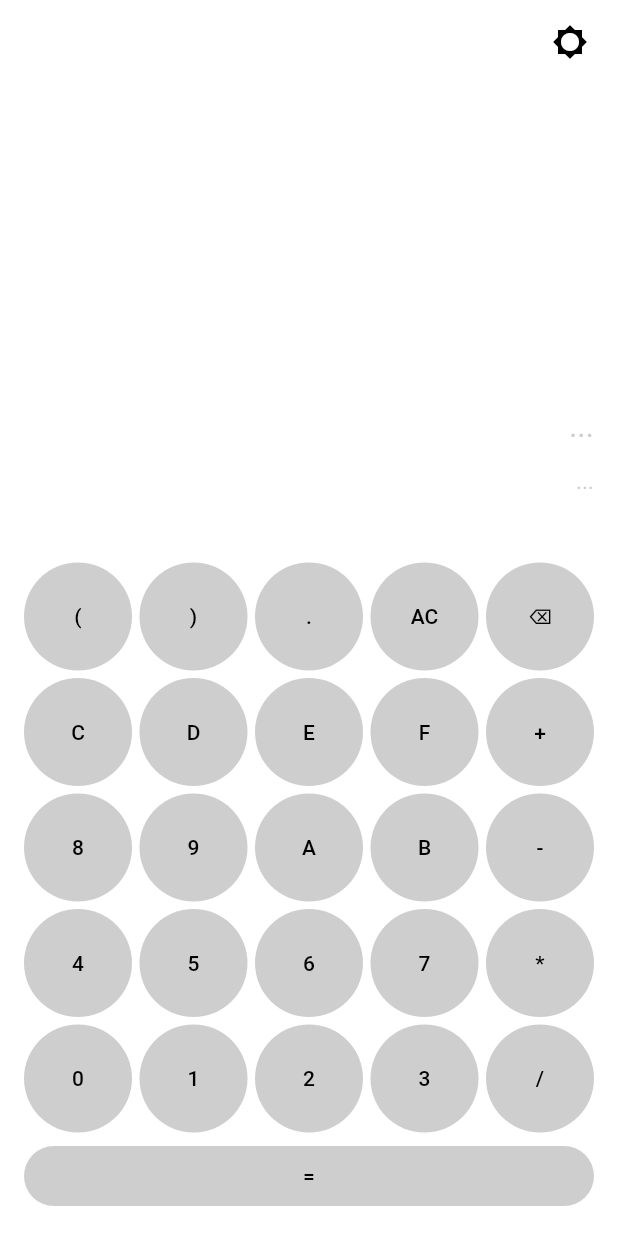
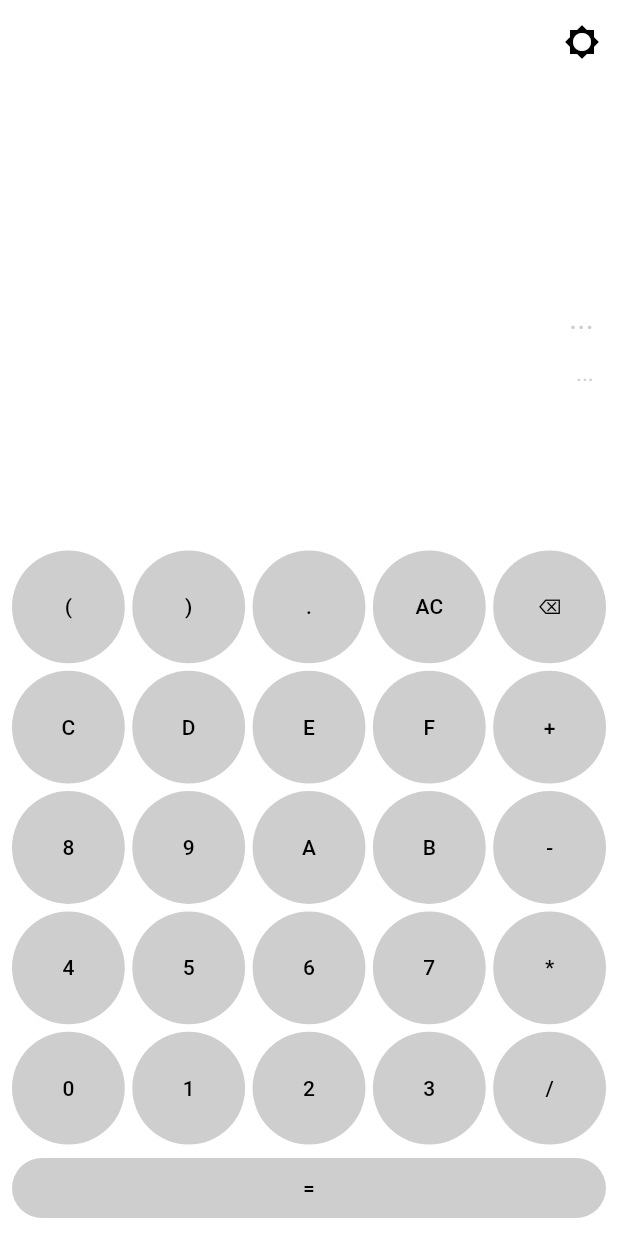
Before and after one commit to robinskaba/hex-calculator, a Flutter app: the screen it shows after launch, on a phone screen of 412 x 824 dp. Run offline on Flutter 3.47's test engine with Material 3 defaults, Android fonts, the light colour scheme and no system bars; our stand-ins replace bloc, bloc_concurrency, flutter_bloc, fluttertoast, shared_preferences.

Commit message:
improved paddings

```diff
--- a/lib/view/calculator_view.dart
+++ b/lib/view/calculator_view.dart
@@ -47,7 +47,7 @@ class _CalculatorViewState extends State<CalculatorView> {
       builder: (context, state) {
         return Scaffold(
           appBar: AppBar(
-            actionsPadding: EdgeInsets.all(8),
+            // actionsPadding: EdgeInsets.all(8),
             actions: <Widget>[
               IconButton(
                 icon: Icon(
@@ -61,16 +61,18 @@ class _CalculatorViewState extends State<CalculatorView> {
             ],
           ),
           body: Padding(
-            padding: const EdgeInsets.all(16.0),
+            padding: const EdgeInsets.all(8.0),
             child: Column(
               mainAxisAlignment: MainAxisAlignment.end,
               crossAxisAlignment: CrossAxisAlignment.stretch,
               children: [
                 Spacer(),
                 Expanded(
-                  flex: 1,
+                  flex: 3,
                   child: Align(
                     alignment: Alignment.topRight,
+                    child: Padding(
+                      padding: const EdgeInsets.all(8.0),
                       child: Column(
                         crossAxisAlignment: CrossAxisAlignment.end,
                         children: [
@@ -98,9 +100,10 @@ class _CalculatorViewState extends State<CalculatorView> {
                       ),
                     ),
                   ),
+                ),
 
                 Expanded(
-                  flex: 3,
+                  flex: 6,
                   child: Column(
                     mainAxisAlignment: MainAxisAlignment.end,
                     crossAxisAlignment: CrossAxisAlignment.stretch,
```
Lines whose indentation alone changed are shown as unchanged.
